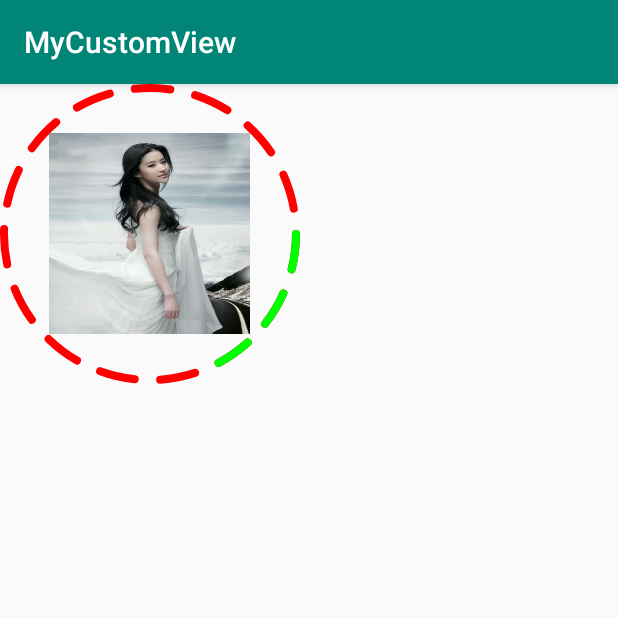
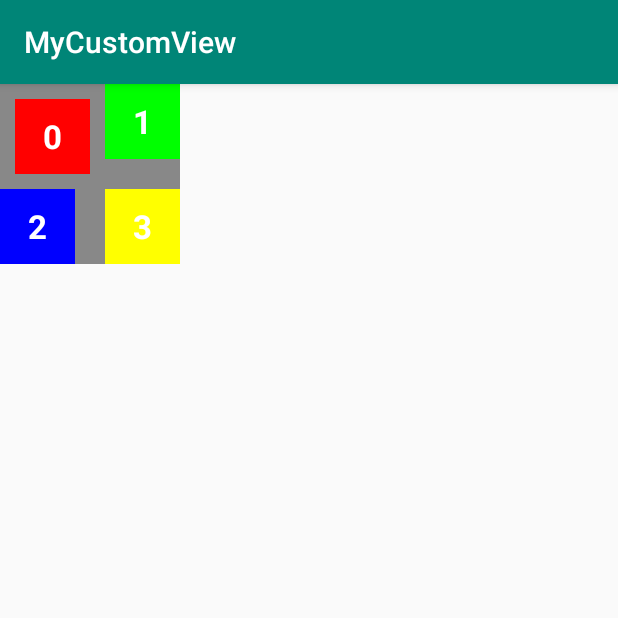
Before and after one commit to happyfsyy/MyCustomVIew, an Android app: the screen it shows after launch (VolumeControlAct before the commit, FourItemsViewGroupAct after it), on a phone screen of 412 x 824 dp, the top half of it. Run offline under Robolectric (Android 15) with nearby library versions, the phone set to English and light mode, and no system bars.

Commit message:
viewgroup1

```diff
--- a/app/src/main/AndroidManifest.xml
+++ b/app/src/main/AndroidManifest.xml
@@ -17,6 +17,9 @@
 
         </activity>
         <activity android:name=".activity.VolumeControlAct">
+
+        </activity>
+        <activity android:name=".activity.FourItemsViewGroupAct">
             <intent-filter>
                 <action android:name="android.intent.action.MAIN"/>
                 <category android:name="android.intent.category.LAUNCHER"/>
--- /dev/null
+++ b/app/src/main/java/com/example/mycustomview/activity/FourItemsViewGroupAct.java
@@ -0,0 +1,15 @@
+package com.example.mycustomview.activity;
+
+import android.os.Bundle;
+import android.support.annotation.Nullable;
+import android.support.v7.app.AppCompatActivity;
+
+import com.example.mycustomview.R;
+
+public class FourItemsViewGroupAct extends AppCompatActivity {
+    @Override
+    protected void onCreate(@Nullable Bundle savedInstanceState) {
+        super.onCreate(savedInstanceState);
+        setContentView(R.layout.four_items_view_group);
+    }
+}
--- /dev/null
+++ b/app/src/main/java/com/example/mycustomview/viewgroup/FourItemsViewGroup.java
@@ -0,0 +1,144 @@
+package com.example.mycustomview.viewgroup;
+
+import android.content.Context;
+import android.util.AttributeSet;
+import android.view.View;
+import android.view.ViewGroup;
+import android.widget.LinearLayout;
+
+public class FourItemsViewGroup extends ViewGroup {
+    public FourItemsViewGroup(Context context, AttributeSet attrs) {
+        super(context, attrs);
+    }
+
+    /**
+     * 这里我们只需要ViewGroup能够支持margin即可，我们直接系统的MarginLayoutParams。
+     * <p>重写父类的该方法，返回MarginLayoutParams的实例，这样就为我们的ViewGroup指定了其LayoutParams为MarginLayoutParams。
+     *
+     */
+    @Override
+    public LayoutParams generateLayoutParams(AttributeSet attrs) {
+        return new MarginLayoutParams(getContext(),attrs);
+    }
+
+    /**
+     * ViewGroup中并没有onMeasure()方法，这里如果执行super.onMeasure()，那么就会直接调用到View.onMeasure()方法中。
+     * <p>由此可见，viewGroup的的widthMeasureSpec和heightMeasureSpec也都是由上一级父容器传递过来的，通过
+     * setMeasuredDimension(getDefaultSize(suggestedMinimum,widthMeasureSpec),getDefaultSize(...))方法。
+     * <p>但是getDefaultSize()有一个明显的缺陷，就是在widthMeasureSpec为wrap_content的时候，也就是(AT_MOST)的时候，
+     * 直接采用父容器的尺寸，效果类似于Match_Parent。
+     * <p>所以，我们在自定义ViewGroup的时候，需要重写onMeasure()方法，这个方法是为了计算viewGroup在wrap_content时候的尺寸。
+     *
+     */
+    @Override
+    protected void onMeasure(int widthMeasureSpec, int heightMeasureSpec) {
+        int widthSize=MeasureSpec.getSize(widthMeasureSpec);
+        int widthMode=MeasureSpec.getMode(widthMeasureSpec);
+        int heightSize=MeasureSpec.getSize(heightMeasureSpec);
+        int heightMode=MeasureSpec.getMode(heightMeasureSpec);
+
+        //获取所有子View的测量宽度和高度
+        measureChildren(widthMeasureSpec,heightMeasureSpec);
+
+        int childCount=getChildCount();
+
+        //定义上面两个View的宽度，下面两个View的宽度，之后取大值为ViewGroup的宽度。
+        int topWidth=0;
+        int bottomWidth=0;
+        //定义左边两个View的高度，右边两个View的高度，取大值为ViewGroup的高度。
+        int leftHeight=0;
+        int rightHeight=0;
+
+        //定义viewGroup是wrap_content时候的宽和高。
+        int wrapWidth;
+        int wrapHeight;
+
+        //这些都是局部变量，为了防止在for循环中被不断的定义。
+        View childView;
+        MarginLayoutParams childParams;
+        int childWidth;
+        int childHeight;
+
+        for(int i=0;i<childCount;i++){
+            childView=getChildAt(i);
+            childParams=(MarginLayoutParams)childView.getLayoutParams();
+            //很明显，这里不能使用getWidth(),因为还未经过viewgroup的onlayout过程，getWidth=0;
+            childWidth=childView.getMeasuredWidth();
+            childHeight=childView.getMeasuredHeight();
+
+            //这里可以加入padding，同时支持padding。
+            //int paddingLeft=childView.getPaddingLeft();
+            if(i==0||i==1){
+                topWidth=topWidth+childParams.leftMargin+childParams.rightMargin+childWidth;
+            }
+            if(i==2||i==3){
+                bottomWidth=bottomWidth+childParams.leftMargin+childParams.rightMargin+childWidth;
+            }
+            if(i==0||i==2){
+                leftHeight=leftHeight+childParams.topMargin+childParams.bottomMargin+childHeight;
+            }
+            if(i==1||i==3){
+                rightHeight=rightHeight+childParams.topMargin+childParams.bottomMargin+childHeight;
+            }
+        }
+        wrapWidth=Math.max(topWidth,bottomWidth);
+        wrapHeight=Math.max(leftHeight,rightHeight);
+
+        setMeasuredDimension((widthMode==MeasureSpec.EXACTLY)?widthSize:wrapWidth,
+                (heightMode==MeasureSpec.EXACTLY)?heightSize:wrapHeight);
+    }
+
+    /**
+     *
+     * 在这里可以直接使用getWidth()，因为这个FourItemsViewGroup的layout过程已经在它的父布局中执行完成了。
+     * <p>这个方法是由父视图来确定子视图的显示位置，对所有childView进行定位，设置childView的绘制区域。
+     *
+     */
+    @Override
+    protected void onLayout(boolean changed, int l, int t, int r, int b) {
+        int childCount=getChildCount();
+        //定义viewGroup宽和高，这里可以使用getWidth()，虽然getWidth()是在layout()结束之后才可以获取。
+        //但是那是在这个viewGroup的父布局的layout之中，这里的onLayout()方法是为了确定子视图的位置。
+        int width=getWidth();
+        int height=getHeight();
+
+        //局部变量，防止重复定义
+        View childView;
+        MarginLayoutParams childParams;
+        int childWidth;
+        int childHeight;
+
+        for(int i=0;i<childCount;i++){
+            childView=getChildAt(i);
+            childParams=(MarginLayoutParams)childView.getLayoutParams();
+            //这里不能使用childView.getWidth()结果为0，因为layout过程还未结束，这里获得的getWidth()=0
+            childWidth=childView.getMeasuredWidth();
+            childHeight=childView.getMeasuredHeight();
+
+            int left=0,top=0,right=0,bottom=0;
+            //保持良好的习惯，直接使用measuredWidth，这会让子view的getWidth和getMeasuredWidth()相同
+            switch (i){
+                case 0:
+                    left=childParams.leftMargin;
+                    top=childParams.topMargin;
+                    break;
+                case 1:
+                    left=width-childParams.rightMargin-childWidth;
+                    top=childParams.topMargin;
+                    break;
+                case 2:
+                    left=childParams.leftMargin;
+                    top=height-childParams.bottomMargin-childHeight;
+                    break;
+                case 3:
+                    left=width-childParams.rightMargin-childWidth;
+                    top=height-childParams.bottomMargin-childHeight;
+                    break;
+            }
+            right=left+childWidth;
+            bottom=top+childHeight;
+            //将view和它的子view就定在(l,t,r,b）这个位置，设置它的绘制区域。
+            childView.layout(left,top,right,bottom);
+        }
+    }
+}
--- /dev/null
+++ b/app/src/main/res/layout/four_items_view_group.xml
@@ -0,0 +1,23 @@
+<?xml version="1.0" encoding="utf-8"?>
+<com.example.mycustomview.viewgroup.FourItemsViewGroup
+    xmlns:android="http://schemas.android.com/apk/res/android" android:layout_width="wrap_content"
+    android:layout_height="wrap_content"
+    android:background="#888888">
+    <TextView
+        style="@style/SquareTextItem"
+        android:text="0"
+        android:background="#ff0000"
+        android:layout_margin="10dp"/>
+    <TextView
+        style="@style/SquareTextItem"
+        android:text="1"
+        android:background="#00ff00"/>
+    <TextView
+        style="@style/SquareTextItem"
+        android:text="2"
+        android:background="#0000ff"/>
+    <TextView
+        style="@style/SquareTextItem"
+        android:text="3"
+        android:background="#ffff00"/>
+</com.example.mycustomview.viewgroup.FourItemsViewGroup>
--- a/app/src/main/res/values/styles.xml
+++ b/app/src/main/res/values/styles.xml
@@ -8,4 +8,13 @@
         <item name="colorAccent">@color/colorAccent</item>
     </style>
 
+    <style name="SquareTextItem">
+        <item name="android:layout_width">50dp</item>
+        <item name="android:layout_height">50dp</item>
+        <item name="android:textSize">22sp</item>
+        <item name="android:textColor">#FFFFFF</item>
+        <item name="android:textStyle">bold</item>
+        <item name="android:gravity">center</item>
+    </style>
+
 </resources>
```
